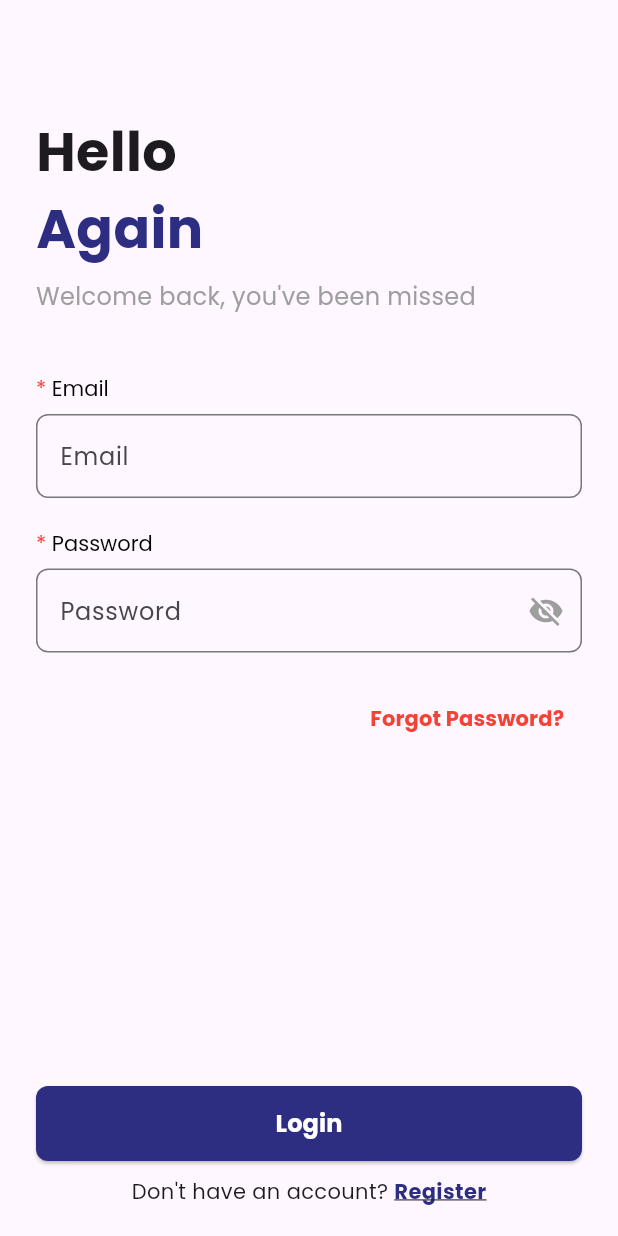
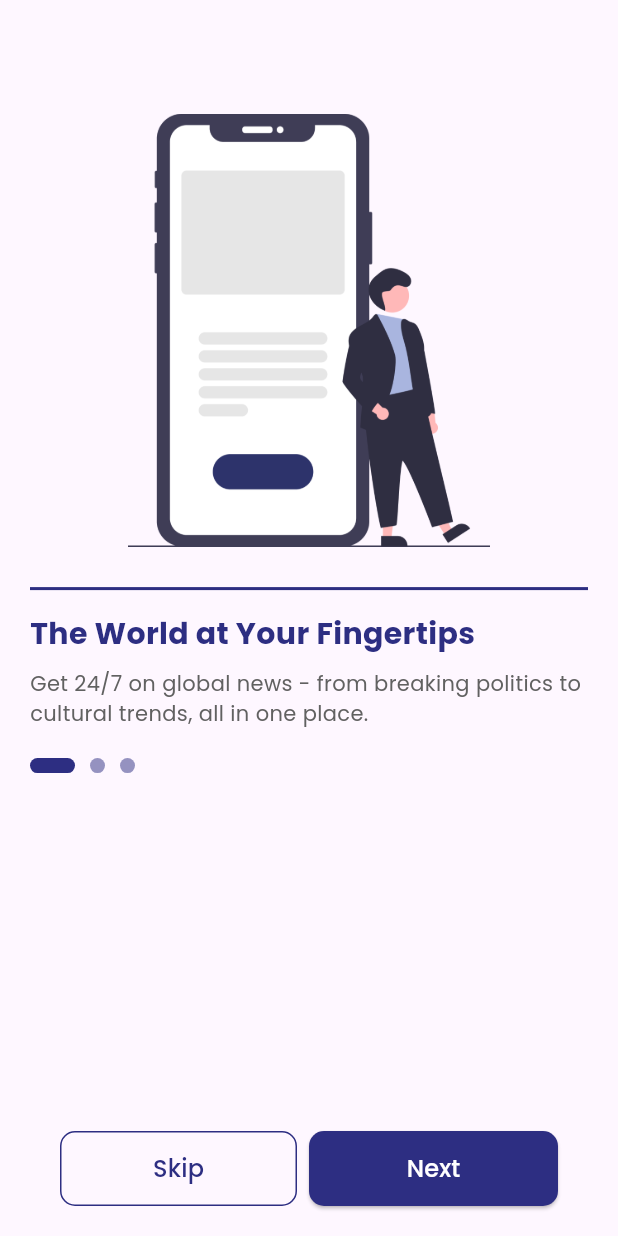
Before and after one commit to romiyusnandar/my_news_app, a Flutter app: the screen it shows after launch, on a phone screen of 412 x 824 dp. Run offline on Flutter 3.47's test engine with Material 3 defaults, Android fonts, the phone set to English and light mode, and no system bars; drawn by our look-alikes of smooth_page_indicator; our stand-ins replace google_fonts, simple_gradient_text.

Commit message:
Add IntroductionPage and update navigation from SplashScreen
Signed-off-by: romiyusnandar <yusromi04@gmail.com>

```diff
--- /dev/null
+++ b/lib/views/introduction_page.dart
@@ -0,0 +1,205 @@
+import 'package:flutter/material.dart';
+import 'package:google_fonts/google_fonts.dart';
+import 'package:smooth_page_indicator/smooth_page_indicator.dart';
+import 'package:my_news_2/views/login_page.dart';
+
+class IntroductionPage extends StatefulWidget {
+  const IntroductionPage({super.key});
+
+  @override
+  State<IntroductionPage> createState() => _IntroductionPageState();
+}
+
+class _IntroductionPageState extends State<IntroductionPage> {
+  final PageController _pageController = PageController();
+  bool isLastPage = false;
+
+  final List<Map<String, String>> _introductionData = [
+    {
+      'title': 'The World at Your Fingertips',
+      'description': 'Get 24/7 on global news - from breaking politics to cultural trends, all in one place.',
+      'image': 'assets/images/img intro 1.png',
+    },
+    {
+      'title': 'Tailored to Your Curiosity',
+      'description': 'Select your interests and receive handpicked stories. Technology, sports, or entertainment – we’ve got you covered',
+      'image': 'assets/images/img intro 2.png',
+    },
+    {
+      'title': 'Trusted Updates in Real-Time',
+      'description': 'Instant alerts for breaking news, rigorously fact-checked by our editors before they reach you',
+      'image': 'assets/images/img intro 3.png',
+    },
+  ];
+
+  @override
+  void initState() {
+    super.initState();
+    _pageController.addListener(() {
+      setState(() {
+        isLastPage = _pageController.page?.round() == _introductionData.length - 1;
+      });
+    });
+  }
+
+  @override
+  void dispose() {
+    _pageController.dispose();
+    super.dispose();
+  }
+
+  void _goToLogin() {
+    Navigator.of(context).pushReplacement(
+      MaterialPageRoute(builder: (context) => const LoginPage()),
+    );
+  }
+
+  @override
+  Widget build(BuildContext context) {
+    return Scaffold(
+      appBar: AppBar(
+        automaticallyImplyLeading: false,
+      ),
+      body: SafeArea(
+        child: Padding(
+          padding: const EdgeInsets.symmetric(vertical: 20),
+          child: Column(
+            children: [
+              Expanded(
+                child: PageView.builder(
+                  controller: _pageController,
+                  itemCount: _introductionData.length,
+                  onPageChanged: (index) {
+                    setState(() {
+                      isLastPage = index == _introductionData.length - 1;
+                    });
+                  },
+                  itemBuilder: (context, index) {
+                    return Padding(
+                      padding: const EdgeInsets.symmetric(horizontal: 20),
+                      child: Column(
+                        crossAxisAlignment: CrossAxisAlignment.start, // Align items to the left
+                        children: [
+                          Center(
+                            child: Image.asset(
+                              _introductionData[index]['image']!,
+                              height: MediaQuery.of(context).size.height * 0.35,
+                              fit: BoxFit.contain,
+                            ),
+                          ),
+                          const SizedBox(height: 20),
+                          const Divider(
+                            thickness: 2,
+                            color: Color(0xFF2D2E82),
+                          ),
+                          const SizedBox(height: 8),
+                          Text(
+                            _introductionData[index]['title']!,
+                            style: GoogleFonts.poppins(
+                              fontSize: 20,
+                              fontWeight: FontWeight.bold,
+                              color: Color(0xFF2D2E82),
+                            ),
+                          ),
+                          const SizedBox(height: 8),
+                          Text(
+                            _introductionData[index]['description']!,
+                            style: GoogleFonts.poppins(
+                              fontSize: 14,
+                              fontWeight: FontWeight.normal,
+                              color: Colors.grey[700],
+                            ),
+                          ),
+                          const SizedBox(height: 20),
+                          SmoothPageIndicator(
+                            controller: _pageController,
+                            count: _introductionData.length,
+                            effect: ExpandingDotsEffect(
+                              activeDotColor: Color(0xFF2D2E82),
+                              dotColor: Color(0xFF2D2E82).withOpacity(0.5),
+                              dotHeight: 10,
+                              dotWidth: 10,
+                              spacing: 10,
+                            ),
+                          ),
+                        ],
+                      ),
+                    );
+                  },
+                ),
+              ),
+              Padding(
+                padding: const EdgeInsets.symmetric(horizontal: 40),
+                child: Row(
+                  children: [
+                    // Skip button (hidden on last page)
+                    if (!isLastPage)
+                      Expanded(
+                        child: Padding(
+                          padding: const EdgeInsets.only(right: 8),
+                          child: SizedBox(
+                            height: 50,
+                            child: OutlinedButton(
+                              onPressed: _goToLogin,
+                              style: OutlinedButton.styleFrom(
+                                side: BorderSide(color: Color(0xFF2D2E82)),
+                                shape: RoundedRectangleBorder(
+                                  borderRadius: BorderRadius.circular(10),
+                                ),
+                              ),
+                              child: Text(
+                                'Skip',
+                                style: GoogleFonts.poppins(
+                                  fontSize: 16,
+                                  fontWeight: FontWeight.w500,
+                                  color: Color(0xFF2D2E82),
+                                ),
+                              ),
+                            ),
+                          ),
+                        ),
+                      ),
+
+                    // Next/Get Started button
+                    Expanded(
+                      flex: isLastPage ? 2 : 1, // Full width on last page
+                      child: SizedBox(
+                        height: 50,
+                        child: ElevatedButton(
+                          onPressed: () {
+                            if (isLastPage) {
+                              _goToLogin();
+                            } else {
+                              _pageController.nextPage(
+                                duration: const Duration(milliseconds: 300),
+                                curve: Curves.easeInOut,
+                              );
+                            }
+                          },
+                          style: ElevatedButton.styleFrom(
+                            backgroundColor: Color(0xFF2D2E82),
+                            shape: RoundedRectangleBorder(
+                              borderRadius: BorderRadius.circular(10),
+                            ),
+                          ),
+                          child: Text(
+                            isLastPage ? 'Get Started' : 'Next',
+                            style: GoogleFonts.poppins(
+                              fontSize: 16,
+                              fontWeight: FontWeight.w500,
+                              color: Colors.white,
+                            ),
+                          ),
+                        ),
+                      ),
+                    ),
+                  ],
+                ),
+              ),
+            ],
+          ),
+        ),
+      ),
+    );
+  }
+}
--- a/lib/views/splash_screen.dart
+++ b/lib/views/splash_screen.dart
@@ -1,5 +1,6 @@
 import 'package:flutter/material.dart';
 import 'package:google_fonts/google_fonts.dart';
+import 'package:my_news_2/views/introduction_page.dart';
 import 'package:my_news_2/views/login_page.dart';
 import 'package:simple_gradient_text/simple_gradient_text.dart';
 
@@ -18,7 +19,7 @@ class _SplashScreenState extends State<SplashScreen> {
       Navigator.pushReplacement(
         context,
         MaterialPageRoute(
-          builder: (context) => const LoginPage(),
+          builder: (context) => const IntroductionPage(),
         ),
       );
     });
--- a/pubspec.yaml
+++ b/pubspec.yaml
@@ -37,6 +37,7 @@ dependencies:
   google_fonts: ^6.2.1
   simple_gradient_text: ^1.3.0
   gradient_icon: ^2.0.9
+  smooth_page_indicator: ^1.2.1
 
 dev_dependencies:
   flutter_test:
```
Also changed, not shown: pubspec.lock.
